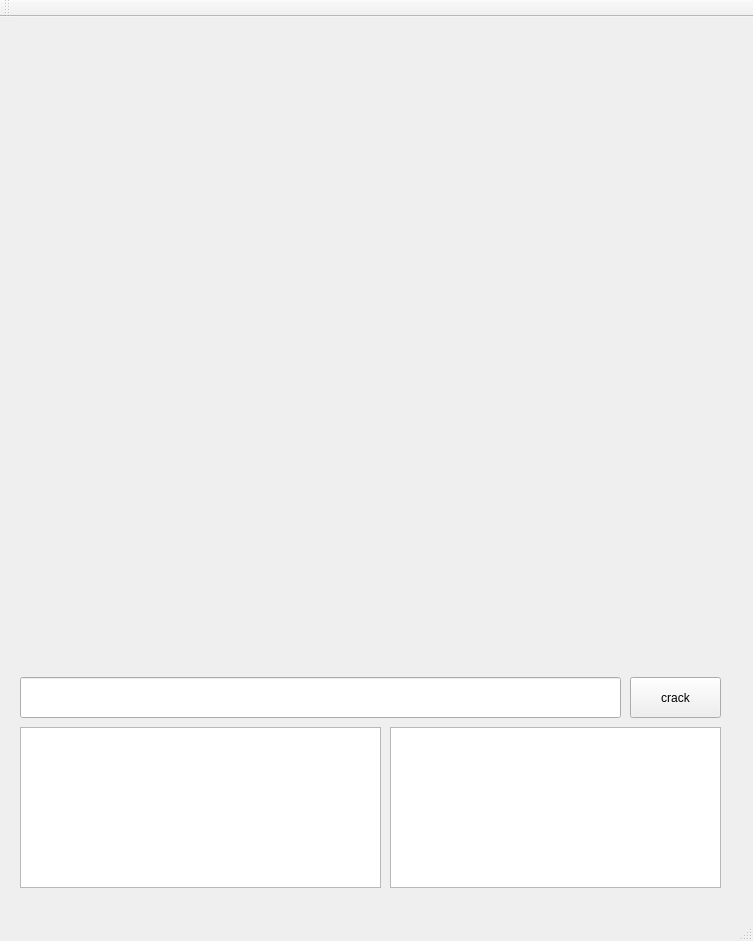
Old version of the form Qt5/classic_cryptography/mainwindow.ui in the repository Houwenda/python_programming.
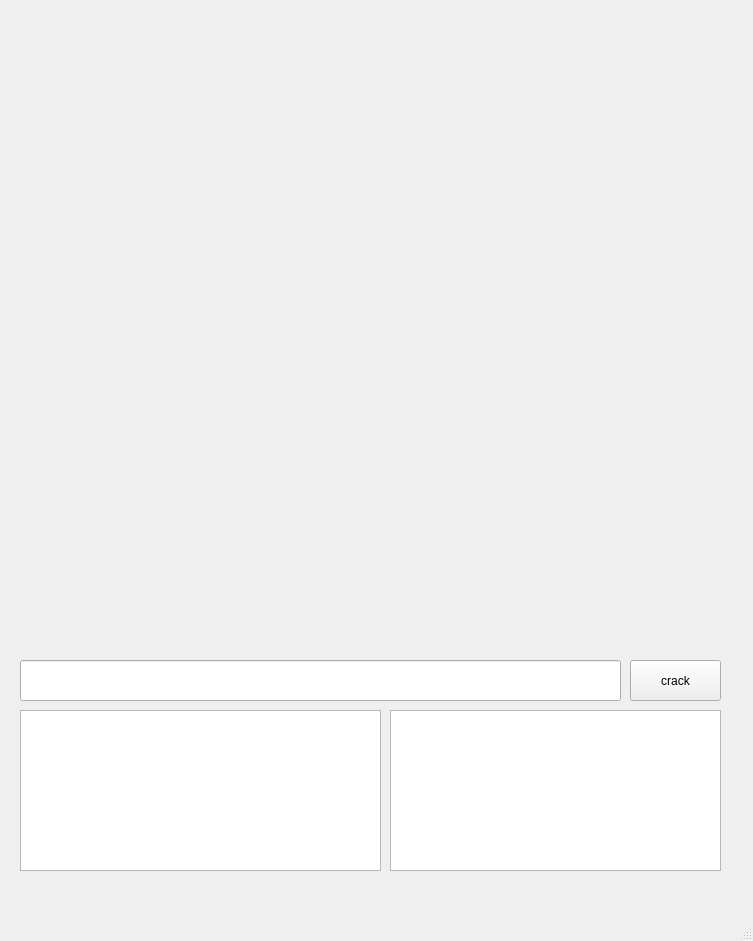
New version of the form.

The edit to the form file:
```diff
--- a/Qt5/classic_cryptography/mainwindow.ui
+++ b/Qt5/classic_cryptography/mainwindow.ui
@@ -68,14 +68,6 @@
     </property>
    </widget>
   </widget>
-  <widget class="QToolBar" name="mainToolBar">
-   <attribute name="toolBarArea">
-    <enum>TopToolBarArea</enum>
-   </attribute>
-   <attribute name="toolBarBreak">
-    <bool>false</bool>
-   </attribute>
-  </widget>
   <widget class="QStatusBar" name="statusBar"/>
  </widget>
  <layoutdefault spacing="6" margin="11"/>
```
